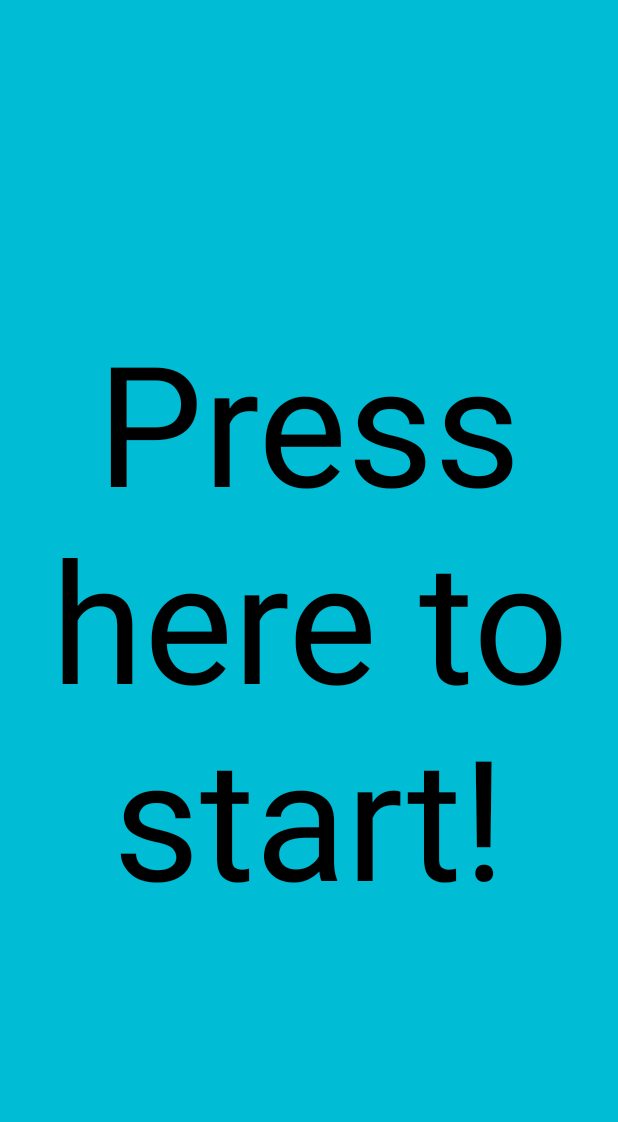
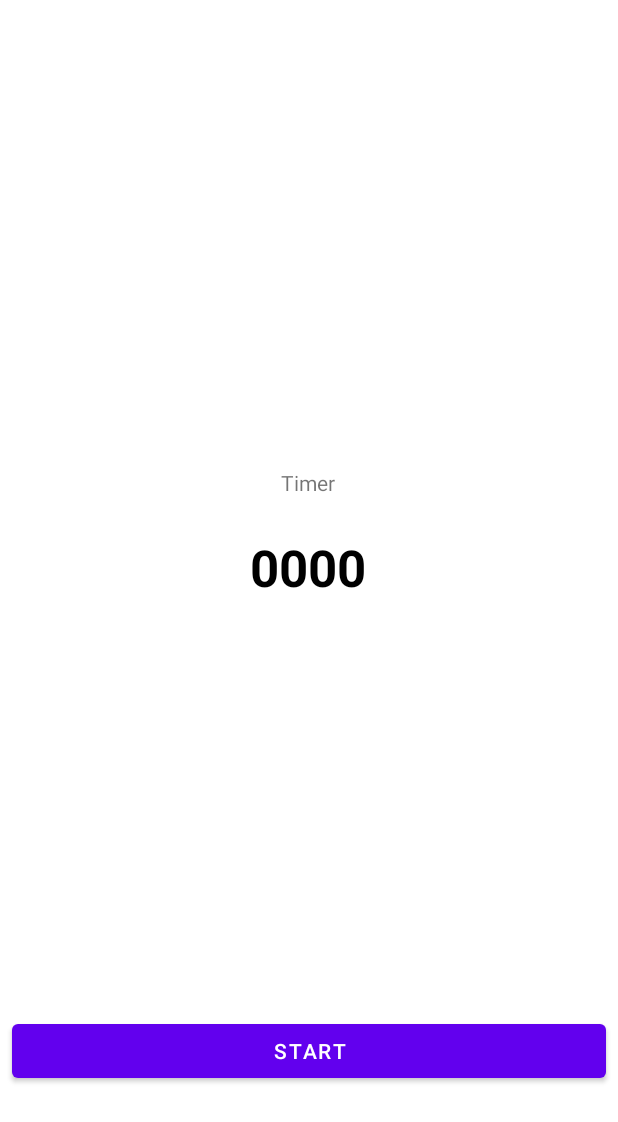
Before and after one commit to arhpov035/android_lesson, an Android app: the layout activity_main.xml on its own in the app's theme, with its tools: preview values and no code run, on a phone screen of 412 x 824 dp. Shown: the top 1122 px of the screen. Run offline under Robolectric (Android 15) with nearby library versions, the phone set to English and light mode, and no system bars.

Commit message:
36_lesson_Таймер обратного отсчета (CountDownTimer) это класс который нам позваляет отсчитывать заданное время назад. На этом уроке я вам покажу как с ним работать. Используем как всегда Android Studio и язык программирования Kotlin.

```diff
--- a/app/build.gradle
+++ b/app/build.gradle
@@ -7,7 +7,7 @@ android {
     compileSdk 32
 
     defaultConfig {
-        applicationId "com.example.cristalball"
+        applicationId "com.example.countdowntimer"
         minSdk 23
         targetSdk 32
         versionCode 1
--- a/app/src/main/AndroidManifest.xml
+++ b/app/src/main/AndroidManifest.xml
@@ -1,6 +1,6 @@
 <?xml version="1.0" encoding="utf-8"?>
 <manifest xmlns:android="http://schemas.android.com/apk/res/android"
-    package="com.example.cristalball">
+    package="com.example.countdowntimer">
 
     <application
         android:allowBackup="true"
@@ -8,7 +8,7 @@
         android:label="@string/app_name"
         android:roundIcon="@mipmap/ic_launcher_round"
         android:supportsRtl="true"
-        android:theme="@style/Theme.CristalBall">
+        android:theme="@style/Theme.CountDownTimer">
         <activity
             android:name=".MainActivity"
             android:exported="true">
--- a/app/src/main/res/layout/activity_main.xml
+++ b/app/src/main/res/layout/activity_main.xml
@@ -4,20 +4,44 @@
     xmlns:tools="http://schemas.android.com/tools"
     android:layout_width="match_parent"
     android:layout_height="match_parent"
-    android:background="#00BCD4"
     tools:context=".MainActivity">
 
     <TextView
-        android:id="@+id/tvReto"
-        android:layout_width="0dp"
-        android:layout_height="0dp"
-        android:gravity="center"
-        android:text="Press here to start!"
+        android:id="@+id/tvTimer"
+        android:layout_width="wrap_content"
+        android:layout_height="wrap_content"
+        android:layout_marginTop="24dp"
+        android:text="0000"
         android:textColor="#000000"
-        app:autoSizeTextType="uniform"
-        app:layout_constraintBottom_toBottomOf="parent"
+        android:textSize="34sp"
+        android:textStyle="bold"
+        app:layout_constraintHorizontal_bias="0.498"
         app:layout_constraintLeft_toLeftOf="parent"
         app:layout_constraintRight_toRightOf="parent"
+        app:layout_constraintTop_toBottomOf="@+id/textView2" />
+
+    <Button
+        android:id="@+id/bStart"
+        android:layout_width="0dp"
+        android:layout_height="wrap_content"
+        android:layout_marginStart="8dp"
+        android:layout_marginTop="276dp"
+        android:layout_marginEnd="8dp"
+        android:text="start"
+        app:layout_constraintEnd_toEndOf="parent"
+        app:layout_constraintHorizontal_bias="0.0"
+        app:layout_constraintStart_toStartOf="parent"
+        app:layout_constraintTop_toBottomOf="@+id/tvTimer" />
+
+    <TextView
+        android:id="@+id/textView2"
+        android:layout_width="wrap_content"
+        android:layout_height="wrap_content"
+        android:layout_marginTop="312dp"
+        android:text="Timer"
+        app:layout_constraintEnd_toEndOf="@+id/tvTimer"
+        app:layout_constraintHorizontal_bias="0.498"
+        app:layout_constraintStart_toStartOf="@+id/tvTimer"
         app:layout_constraintTop_toTopOf="parent" />
 
 </androidx.constraintlayout.widget.ConstraintLayout>
--- a/app/src/main/res/values-night/themes.xml
+++ b/app/src/main/res/values-night/themes.xml
@@ -1,6 +1,6 @@
 <resources xmlns:tools="http://schemas.android.com/tools">
     <!-- Base application theme. -->
-    <style name="Theme.CristalBall" parent="Theme.MaterialComponents.DayNight.DarkActionBar">
+    <style name="Theme.CountDownTimer" parent="Theme.MaterialComponents.DayNight.DarkActionBar">
         <!-- Primary brand color. -->
         <item name="colorPrimary">@color/purple_200</item>
         <item name="colorPrimaryVariant">@color/purple_700</item>
--- a/app/src/main/res/values/strings.xml
+++ b/app/src/main/res/values/strings.xml
@@ -1,3 +1,3 @@
 <resources>
-    <string name="app_name">Cristal Ball</string>
+    <string name="app_name">CountDownTimer</string>
 </resources>
--- a/app/src/main/res/values/themes.xml
+++ b/app/src/main/res/values/themes.xml
@@ -1,6 +1,6 @@
 <resources xmlns:tools="http://schemas.android.com/tools">
     <!-- Base application theme. -->
-    <style name="Theme.CristalBall" parent="Theme.MaterialComponents.DayNight.DarkActionBar">
+    <style name="Theme.CountDownTimer" parent="Theme.MaterialComponents.DayNight.DarkActionBar">
         <!-- Primary brand color. -->
         <item name="colorPrimary">@color/purple_500</item>
         <item name="colorPrimaryVariant">@color/purple_700</item>
--- a/settings.gradle
+++ b/settings.gradle
@@ -12,5 +12,5 @@ dependencyResolutionManagement {
         mavenCentral()
     }
 }
-rootProject.name = "Cristal Ball"
+rootProject.name = "CountDownTimer"
 include ':app'
```
Also changed, not shown: app/src/main/java/com/example/countdowntimer/MainActivity.kt (added, +35 -0 lines), app/src/main/java/com/example/cristalball/MainActivity.kt (deleted, +0 -25 lines), app/src/main/res/values/arrays.xml (deleted, +0 -11 lines), gradle/wrapper/gradle-wrapper.properties, 4 other files.
